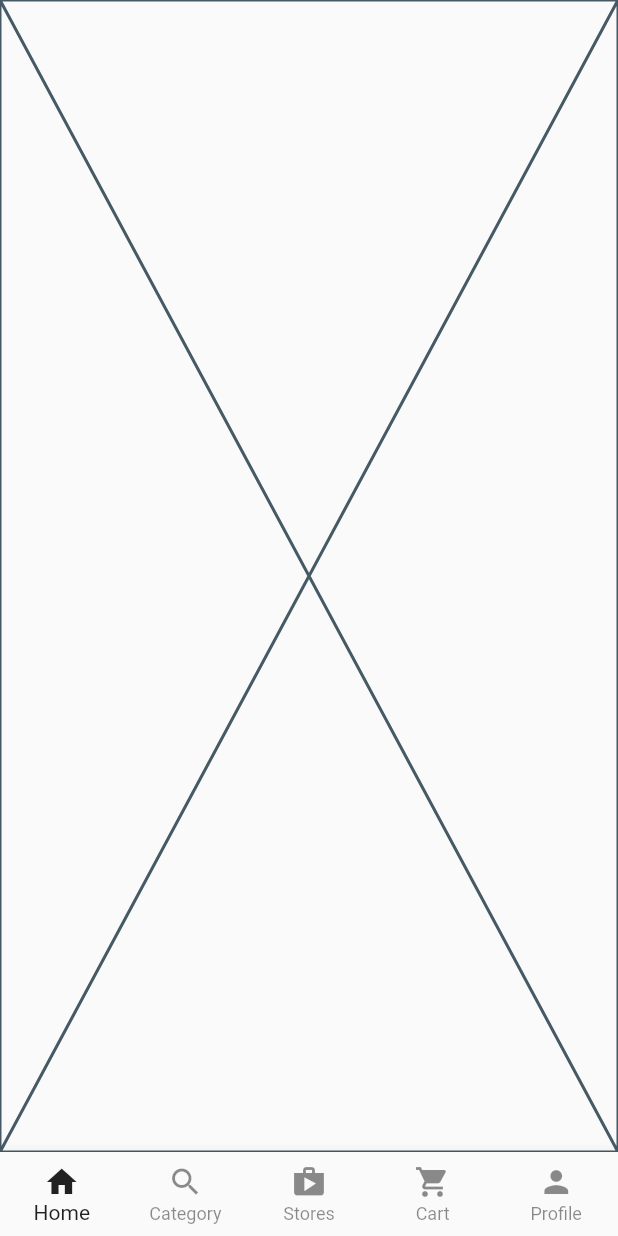
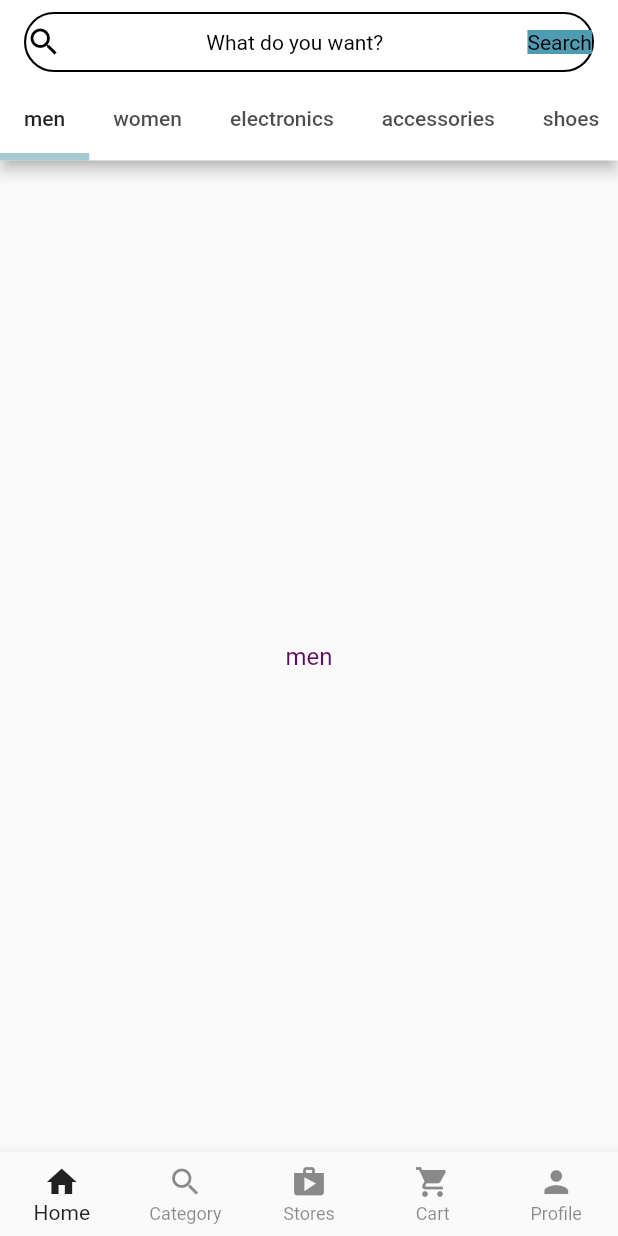
Before and after one commit to iluv27/online_mall, a Flutter app: the screen it shows after launch, on a phone screen of 412 x 824 dp. Run offline on Flutter 3.47's test engine with Material 2 defaults, Android fonts, the phone set to English and light mode, and no system bars.

Commit message:
New commit

```diff
--- a/lib/main.dart
+++ b/lib/main.dart
@@ -12,9 +12,16 @@ class MyApp extends StatelessWidget {
 
   @override
   Widget build(BuildContext context) {
-    return const MaterialApp(
+    return MaterialApp(
+      theme: ThemeData(
+        primarySwatch: Colors.blue,
+        appBarTheme: const AppBarTheme(
+            iconTheme: IconThemeData(color: Colors.black),
+            backgroundColor: Color.fromARGB(255, 255, 255, 255),
+            titleTextStyle: TextStyle(color: Colors.black)),
+      ),
       debugShowCheckedModeBanner: false,
-      home: CustomerHomeScreen(),
+      home: const CustomerHomeScreen(),
     );
   }
 }
--- a/lib/main_screens/home.dart
+++ b/lib/main_screens/home.dart
@@ -10,6 +10,118 @@ class HomeScreen extends StatefulWidget {
 class _HomeScreenState extends State<HomeScreen> {
   @override
   Widget build(BuildContext context) {
-    return const Placeholder();
+    return DefaultTabController(
+      length: 9,
+      child: SafeArea(
+        child: Scaffold(
+          //APPBAR
+          appBar: AppBar(
+            title: Container(
+              height: 40,
+              decoration: BoxDecoration(
+                border: Border.all(color: Colors.black, width: 1.4),
+                borderRadius: BorderRadius.circular(25),
+              ),
+              child: Row(
+                mainAxisAlignment: MainAxisAlignment.spaceBetween,
+                children: [
+                  Icon(Icons.search),
+                  Text('What do you want?'),
+                  Container(
+                    decoration: BoxDecoration(color: const Color(0xFF4D9CB2)),
+                    child: Text('Search'),
+                  )
+                ],
+              ),
+            ),
+            shadowColor: Theme.of(context).shadowColor,
+            bottom: const TabBar(
+              labelColor: Colors.black87,
+              indicatorColor: Color(0xFFA6C8D1),
+              indicatorWeight: 5,
+              isScrollable: true,
+              tabs: <Widget>[
+                Tab(
+                  text: 'men',
+                ),
+                Tab(
+                  text: 'women',
+                ),
+                Tab(
+                  text: 'electronics',
+                ),
+                Tab(
+                  text: 'accessories',
+                ),
+                Tab(
+                  text: 'shoes',
+                ),
+                Tab(
+                  text: 'home & garden',
+                ),
+                Tab(
+                  text: 'beauty',
+                ),
+                Tab(
+                  text: 'kids',
+                ),
+                Tab(
+                  text: 'bags',
+                ),
+              ],
+            ),
+          ),
+
+          //TAB BAR BODY
+          body: TabBarView(children: [
+            RepeatedTab(
+              tabVariable: 'men',
+            ),
+            RepeatedTab(
+              tabVariable: 'women',
+            ),
+            RepeatedTab(
+              tabVariable: 'electronics',
+            ),
+            RepeatedTab(
+              tabVariable: 'accessories',
+            ),
+            RepeatedTab(
+              tabVariable: 'shoes',
+            ),
+            RepeatedTab(
+              tabVariable: 'home & garden',
+            ),
+            RepeatedTab(
+              tabVariable: 'beauty',
+            ),
+            RepeatedTab(
+              tabVariable: 'kids',
+            ),
+            RepeatedTab(
+              tabVariable: 'bags',
+            ),
+          ]),
+        ),
+      ),
+    );
   }
 }
+
+// ignore: must_be_immutable
+class RepeatedTab extends StatelessWidget {
+  RepeatedTab({super.key, required this.tabVariable});
+
+  String tabVariable;
+
+  @override
+  Widget build(BuildContext context) {
+    return Center(
+      child: Text(
+        tabVariable,
+        style: const TextStyle(
+            fontSize: 16, color: Color.fromARGB(255, 103, 10, 90)),
+      ),
+    );
+  }
+}
```
